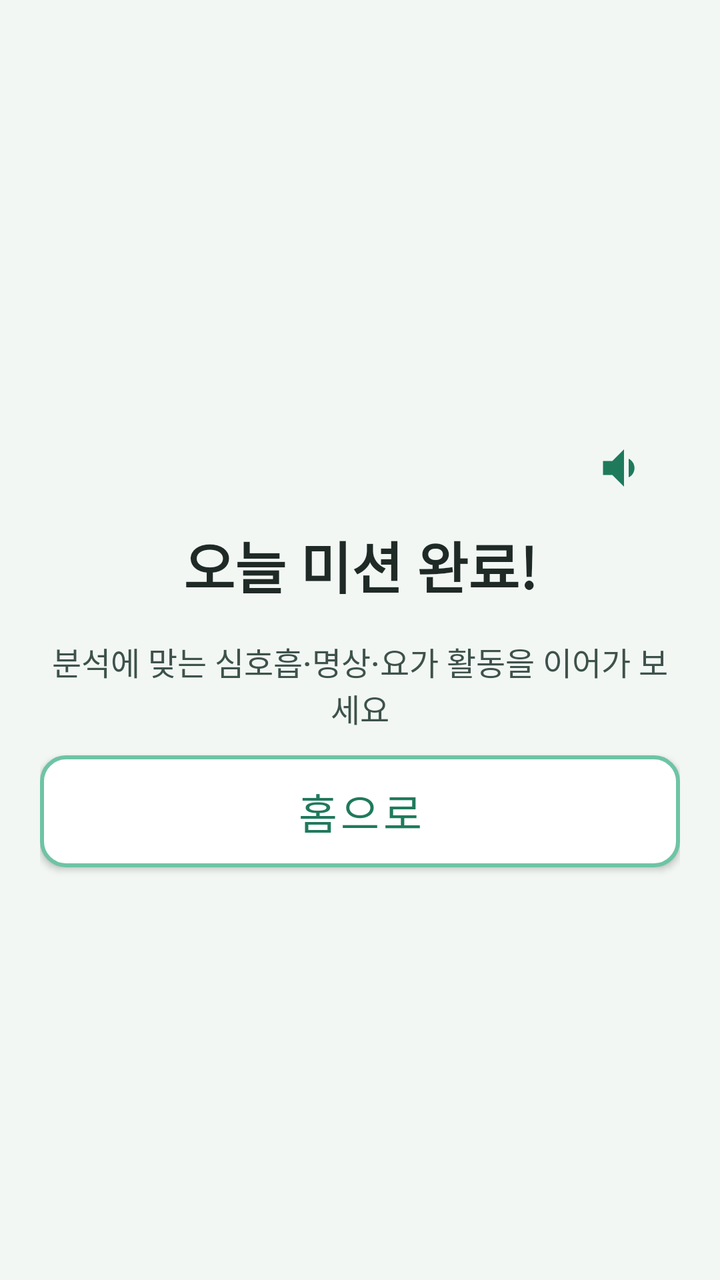
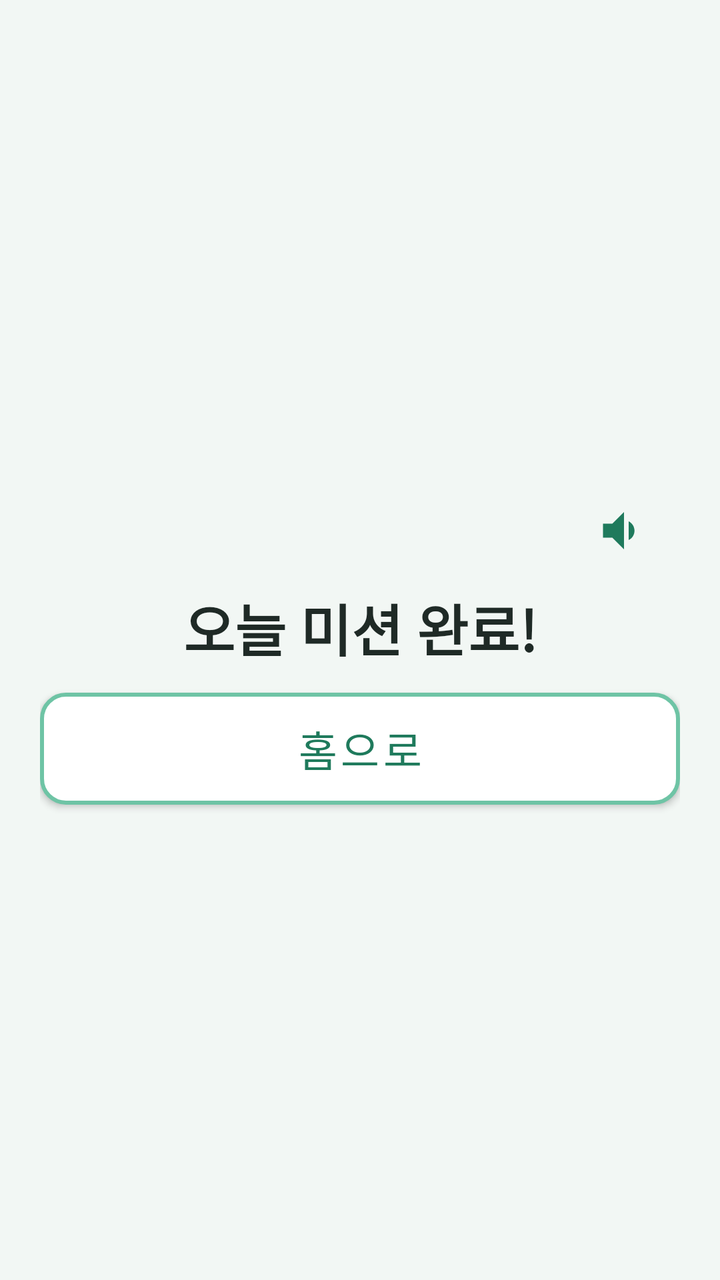

An Android layout rendered at two revisions. The XML below is the earlier revision; the diff shows what the commit changed to produce the second picture.
<!-- AndroidManifest.xml: application theme Theme.TMind -->
<!-- res/layout/activity_feedback.xml -->
<?xml version="1.0" encoding="utf-8"?>
<LinearLayout xmlns:android="http://schemas.android.com/apk/res/android"
    android:layout_width="match_parent"
    android:layout_height="match_parent"
    android:background="@color/bg_senior"
    android:gravity="center"
    android:orientation="vertical"
    android:padding="20dp">

    <ImageButton
        android:id="@+id/btnTts"
        android:layout_width="56dp"
        android:layout_height="56dp"
        android:layout_gravity="end"
        android:background="?attr/selectableItemBackgroundBorderless"
        android:src="@drawable/ic_speaker" />

    <TextView
        android:id="@+id/tvDone"
        style="@style/SeniorTitle"
        android:layout_width="match_parent"
        android:layout_height="wrap_content"
        android:gravity="center"
        android:text="@string/mission_complete"
        android:textSize="28sp" />

    <TextView
        android:layout_width="match_parent"
        android:layout_height="wrap_content"
        android:layout_marginTop="16dp"
        android:gravity="center"
        android:text="@string/interv_feedback_hint"
        android:textColor="@color/text_secondary"
        android:textSize="16sp" />

    <Button
        android:id="@+id/btnIntervention"
        style="@style/SeniorButton"
        android:layout_width="match_parent"
        android:layout_height="56dp"
        android:layout_marginTop="32dp"
        android:background="@drawable/bg_btn_primary"
        android:text="@string/interv_open"
        android:textColor="@color/white"
        android:visibility="gone" />

    <Button
        android:id="@+id/btnHome"
        style="@style/SeniorButton"
        android:layout_width="match_parent"
        android:layout_height="56dp"
        android:layout_marginTop="12dp"
        android:background="@drawable/bg_btn_outline"
        android:text="@string/go_home"
        android:textColor="@color/teal_dark" />
</LinearLayout>
<!-- resources referenced by this layout -->
<resources>
  <color name="bg_senior">#F2F7F4</color>
  <color name="teal_dark">#1F7A5C</color>
  <color name="text_secondary">#3D524A</color>
  <color name="white">#FFFFFFFF</color>
  <!-- drawable bg_btn_outline (drawable) -->
  <?xml version="1.0" encoding="utf-8"?>
  <shape xmlns:android="http://schemas.android.com/apk/res/android">
      <solid android:color="@color/white"/>
      <corners android:radius="12dp"/>
      <stroke android:width="2dp" android:color="@color/teal_pastel"/>
  </shape>
  <!-- drawable bg_btn_primary (drawable) -->
  <?xml version="1.0" encoding="utf-8"?>
  <shape xmlns:android="http://schemas.android.com/apk/res/android">
      <solid android:color="@color/teal_primary"/>
      <corners android:radius="12dp"/>
  </shape>
  <!-- drawable ic_speaker (drawable) -->
  <vector xmlns:android="http://schemas.android.com/apk/res/android"
      android:width="28dp"
      android:height="28dp"
      android:viewportWidth="24"
      android:viewportHeight="24">
      <path android:fillColor="#1F7A5C" android:pathData="M3,9v6h4l5,5V4L7,9H3zM16.5,12c0,-1.77 -1.02,-3.29 -2.5,-4.03v8.05c1.48,-0.73 2.5,-2.25 2.5,-4.02z"/>
  </vector>
  <string name="go_home">홈으로</string>
  <string name="interv_feedback_hint">분석에 맞는 심호흡·명상·요가 활동을 이어가 보세요</string>
  <string name="interv_open">맞춤 관리 시작하기</string>
  <string name="mission_complete">오늘 미션 완료!</string>
  <style name="SeniorButton" parent="Widget.MaterialComponents.Button">
          <item name="android:minHeight">60dp</item>
          <item name="android:textSize">21sp</item>
          <item name="android:insetTop">0dp</item>
          <item name="android:insetBottom">0dp</item>
          <item name="cornerRadius">14dp</item>
          <item name="backgroundTint">@null</item>
          <item name="android:textAllCaps">false</item>
      </style>
  <style name="SeniorTitle">
          <item name="android:textSize">28sp</item>
          <item name="android:textColor">@color/black</item>
          <item name="android:textStyle">bold</item>
          <item name="android:lineSpacingMultiplier">1.45</item>
      </style>
  <style name="Theme.TMind" parent="Theme.MaterialComponents.Light.NoActionBar">
          <item name="colorPrimary">@color/teal_primary</item>
          <item name="colorPrimaryVariant">@color/teal_dark</item>
          <item name="colorOnPrimary">@color/white</item>
          <item name="android:statusBarColor">@color/bg_senior</item>
          <item name="android:navigationBarColor">@color/bg_senior</item>
          <item name="android:windowLightStatusBar">true</item>
          <item name="android:windowLightNavigationBar">true</item>
          <item name="android:fontFamily">sans-serif-medium</item>
          <item name="materialButtonStyle">@style/SeniorButton</item>
      </style>
  <color name="teal_pastel">#6EC4A5</color>
  <color name="teal_primary">#2F9E7A</color>
  <color name="black">#FF1F2A26</color>
</resources>

<!-- the commit's change to res/layout/activity_feedback.xml (unified diff, before → after) -->
@@ -25,13 +25,15 @@
         android:textSize="28sp" />
 
     <TextView
+        android:id="@+id/tvFeedbackHint"
         android:layout_width="match_parent"
         android:layout_height="wrap_content"
         android:layout_marginTop="16dp"
         android:gravity="center"
         android:text="@string/interv_feedback_hint"
         android:textColor="@color/text_secondary"
-        android:textSize="16sp" />
+        android:textSize="16sp"
+        android:visibility="gone" />
 
     <Button
         android:id="@+id/btnIntervention"
<!-- resource entries referenced after the edit -->
@@ -26,7 +26,7 @@
       <path android:fillColor="#1F7A5C" android:pathData="M3,9v6h4l5,5V4L7,9H3zM16.5,12c0,-1.77 -1.02,-3.29 -2.5,-4.03v8.05c1.48,-0.73 2.5,-2.25 2.5,-4.02z"/>
   </vector>
   <string name="go_home">홈으로</string>
-  <string name="interv_feedback_hint">분석에 맞는 심호흡·명상·요가 활동을 이어가 보세요</string>
+  <string name="interv_feedback_hint" />
   <string name="interv_open">맞춤 관리 시작하기</string>
   <string name="mission_complete">오늘 미션 완료!</string>
   <style name="SeniorButton" parent="Widget.MaterialComponents.Button">
